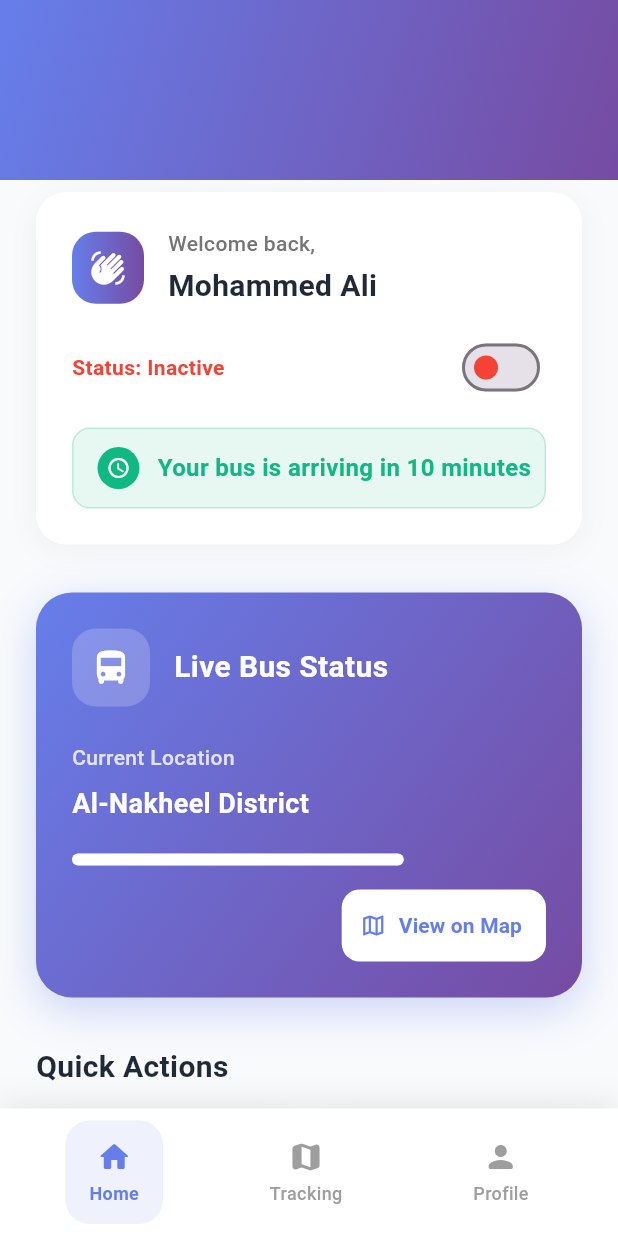
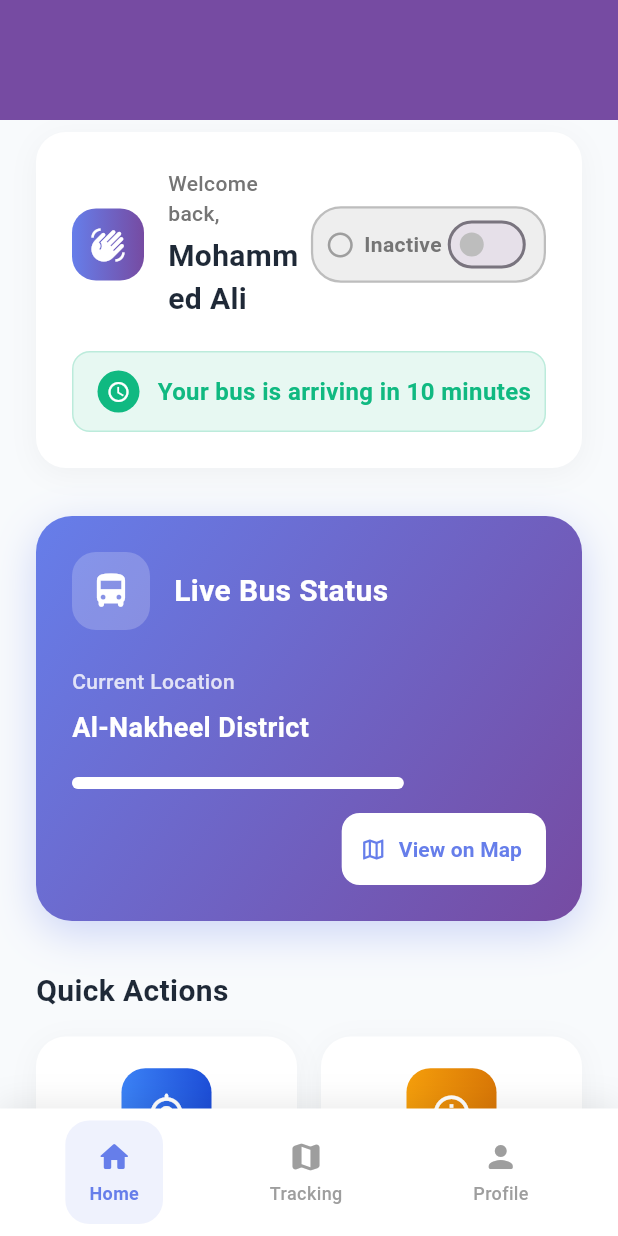
Before and after one commit to EdouardKamole/school_bus_tracking_app, a Flutter app: the screen it shows after launch, on a phone screen of 412 x 824 dp. Run offline on Flutter 3.47's test engine with Material 3 defaults, Android fonts, the phone set to English and light mode, and no system bars; our stand-ins replace firebase_core, flutter_map, latlong2; accounts and stored records are empty.

Commit message:
modified homescreen layout

```diff
--- a/lib/screens/student_home_screen.dart
+++ b/lib/screens/student_home_screen.dart
@@ -39,7 +39,6 @@ class _StudentHomeScreenState extends State<StudentHomeScreen> {
                   const SizedBox(height: 32),
                   _buildQuickActionsGrid(context),
                   const SizedBox(height: 32),
-
                   const SizedBox(height: 100), // Bottom padding for nav bar
                 ],
               ),
@@ -53,70 +52,14 @@ class _StudentHomeScreenState extends State<StudentHomeScreen> {
 
   Widget _buildSliverAppBar(BuildContext context) {
     return SliverAppBar(
-      expandedHeight: 120,
+      expandedHeight: 80, // Reduced height for minimalistic look
       floating: false,
       pinned: true,
       elevation: 0,
-      backgroundColor: Colors.white,
+      backgroundColor: const Color(0xFF764BA2),
       surfaceTintColor: Colors.transparent,
-      flexibleSpace: FlexibleSpaceBar(
-        background: Stack(
-          children: [
-            Container(
-              decoration: const BoxDecoration(
-                gradient: LinearGradient(
-                  begin: Alignment.topLeft,
-                  end: Alignment.bottomRight,
-                  colors: [Color(0xFF667EEA), Color(0xFF764BA2)],
-                ),
-              ),
-            ),
-            // Positioned(
-            //   right: 16,
-            //   top: 40,
-            //   child: Stack(
-            //     children: [
-            //       Container(
-            //         padding: const EdgeInsets.all(8),
-            //         decoration: BoxDecoration(
-            //           color: Colors.white.withOpacity(0.2),
-            //           borderRadius: BorderRadius.circular(12),
-            //         ),
-            //         child: const Icon(
-            //           Icons.notifications_outlined,
-            //           color: Colors.white,
-            //           size: 24,
-            //         ),
-            //       ),
-            //       Positioned(
-            //         right: 4,
-            //         top: 4,
-            //         child: Container(
-            //           padding: const EdgeInsets.all(4),
-            //           decoration: const BoxDecoration(
-            //             color: Color(0xFFFF6B6B),
-            //             shape: BoxShape.circle,
-            //           ),
-            //           constraints: const BoxConstraints(
-            //             minWidth: 16,
-            //             minHeight: 16,
-            //           ),
-            //           child: const Text(
-            //             '3',
-            //             style: TextStyle(
-            //               color: Colors.white,
-            //               fontSize: 10,
-            //               fontWeight: FontWeight.w600,
-            //             ),
-            //             textAlign: TextAlign.center,
-            //           ),
-            //         ),
-            //       ),
-            //     ],
-            //   ),
-            // ),
-          ],
-        ),
+      flexibleSpace: const FlexibleSpaceBar(
+        background: SizedBox.shrink(), // Empty content for clean look
       ),
     );
   }
@@ -179,17 +122,48 @@ class _StudentHomeScreenState extends State<StudentHomeScreen> {
                   ],
                 ),
               ),
-            ],
+              // Modern toggle button
+              AnimatedContainer(
+                duration: const Duration(milliseconds: 300),
+                padding: const EdgeInsets.symmetric(horizontal: 8, vertical: 4),
+                decoration: BoxDecoration(
+                  color:
+                      isActive
+                          ? const Color(0xFF10B981).withOpacity(0.15)
+                          : Colors.grey[200],
+                  borderRadius: BorderRadius.circular(20),
+                  border: Border.all(
+                    color:
+                        isActive ? const Color(0xFF10B981) : Colors.grey[400]!,
+                    width: 1.5,
                   ),
-          const SizedBox(height: 16),
-          Row(
-            mainAxisAlignment: MainAxisAlignment.spaceBetween,
+                ),
+                child: Row(
                   children: [
-              Text(
-                isActive ? 'Status: Active' : 'Status: Inactive',
+                    Icon(
+                      isActive
+                          ? Icons.check_circle
+                          : Icons.radio_button_unchecked,
+                      color:
+                          isActive ? const Color(0xFF10B981) : Colors.grey[500],
+                      size: 20,
+                    ),
+                    const SizedBox(width: 6),
+                    GestureDetector(
+                      onTap: () {
+                        setState(() {
+                          isActive = !isActive;
+                        });
+                      },
+                      child: Text(
+                        isActive ? 'Active' : 'Inactive',
                         style: TextStyle(
-                  color: isActive ? Colors.green : Colors.red,
-                  fontWeight: FontWeight.bold,
+                          color:
+                              isActive
+                                  ? const Color(0xFF10B981)
+                                  : Colors.grey[600],
+                          fontWeight: FontWeight.w600,
+                        ),
                       ),
                     ),
                     Switch(
@@ -199,12 +173,16 @@ class _StudentHomeScreenState extends State<StudentHomeScreen> {
                           isActive = val;
                         });
                       },
-                activeColor: Colors.green,
-                inactiveThumbColor: Colors.red,
+                      activeColor: const Color(0xFF10B981),
+                      inactiveThumbColor: Colors.grey[400],
+                      materialTapTargetSize: MaterialTapTargetSize.shrinkWrap,
                     ),
                   ],
                 ),
-          const SizedBox(height: 16),
+              ),
+            ],
+          ),
+          const SizedBox(height: 20),
           Container(
             padding: const EdgeInsets.symmetric(horizontal: 16, vertical: 12),
             decoration: BoxDecoration(
@@ -318,37 +296,6 @@ class _StudentHomeScreenState extends State<StudentHomeScreen> {
                   ],
                 ),
               ),
-              // Container(
-              //   padding: const EdgeInsets.symmetric(
-              //     horizontal: 16,
-              //     vertical: 12,
-              //   ),
-              //   decoration: BoxDecoration(
-              //     color: Colors.white.withOpacity(0.2),
-              //     borderRadius: BorderRadius.circular(16),
-              //   ),
-              //   child: Column(
-              //     children: [
-              //       Text(
-              //         'ETA',
-              //         style: TextStyle(
-              //           fontSize: 12,
-              //           color: Colors.white.withOpacity(0.8),
-              //           fontWeight: FontWeight.w500,
-              //         ),
-              //       ),
-              //       const SizedBox(height: 4),
-              //       const Text(
-              //         '10 min',
-              //         style: TextStyle(
-              //           fontSize: 20,
-              //           fontWeight: FontWeight.w700,
-              //           color: Colors.white,
-              //         ),
-              //       ),
-              //     ],
-              //   ),
-              // ),
             ],
           ),
           const SizedBox(height: 20),
@@ -459,7 +406,6 @@ class _StudentHomeScreenState extends State<StudentHomeScreen> {
                 );
               },
             ),
-
             _buildActionCard(
               context,
               icon: Icons.support_agent_rounded,
@@ -586,7 +532,6 @@ class _StudentHomeScreenState extends State<StudentHomeScreen> {
                   );
                 },
               ),
-
               _buildNavItem(
                 context,
                 icon: Icons.person_rounded,
```
Lines whose indentation alone changed are shown as unchanged.
